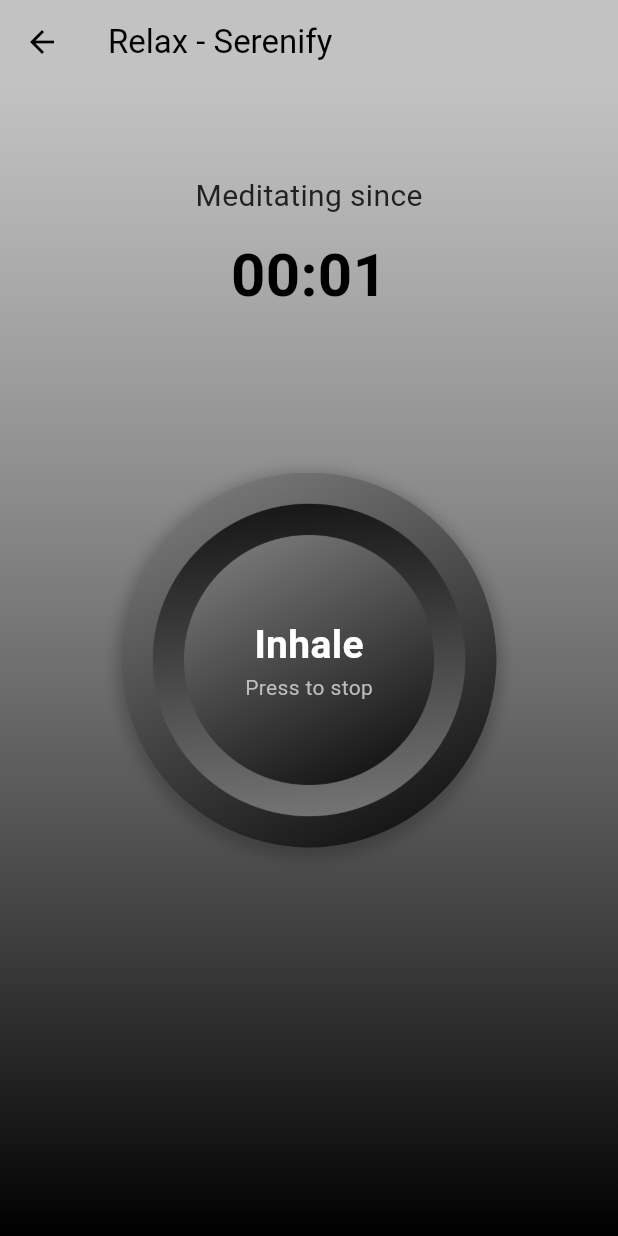
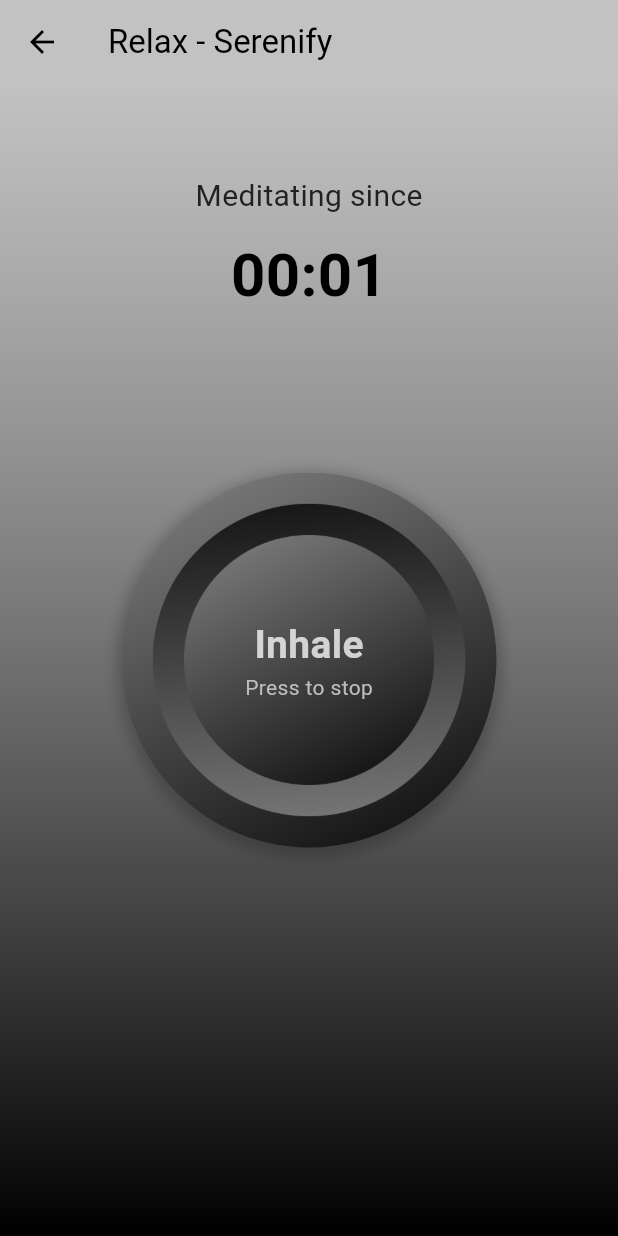
Before and after one commit to Jagjit0306/Myriad, a Flutter app: the SerenifyBreathePage screen opened by its route, after a tap on "Start", on a phone screen of 412 x 824 dp. Run offline on Flutter 3.47's test engine with Material 3 defaults, Android fonts, the phone set to English and light mode, and no system bars; our stand-ins replace audioplayers, camera, cloud_firestore, dash_chat_2, firebase_auth, firebase_core and 9 more; missing offline and left inert: colornames, google_maps_webservice; accounts and stored records are empty; generated files the repository leaves out were written again.

Commit message:
minor fixes

```diff
--- a/myriad/lib/main.dart
+++ b/myriad/lib/main.dart
@@ -22,7 +22,7 @@ import 'package:myriad/themes/dark_mode.dart';
 import 'package:myriad/themes/light_mode.dart';
 import 'package:myriad/pages/sos_page.dart';
 import 'package:myriad/pages/colorify_page.dart';
-import 'package:myriad/helper/helper_functions.dart';
+// import 'package:myriad/helper/helper_functions.dart';
 
 void main() async {
   WidgetsFlutterBinding.ensureInitialized();
--- a/myriad/lib/pages/serenify_breathe_page.dart
+++ b/myriad/lib/pages/serenify_breathe_page.dart
@@ -138,6 +138,7 @@ class _SerenifyBreathePageState extends State<SerenifyBreathePage> {
                           Text(
                             timeSinceInSeconds(millisecondsSince ~/ 1000),
                             style: TextStyle(
+                              // color: Color.fromRGBO(0, 0, 0, getOpac(countdown.toDouble())),
                               color: Colors.black,
                               fontSize: 40,
                               fontWeight: FontWeight.w700,
@@ -185,7 +186,8 @@ class _SerenifyBreathePageState extends State<SerenifyBreathePage> {
                             countdown > (duration * 500) ? 'Inhale' : 'Exhale',
                             key: ValueKey<int>(countdown),
                             style: TextStyle(
-                              color: Colors.white,
+                              // color: Colors.white,
+                              color: Color.fromRGBO(255, 255, 255, getOpac(countdown.toDouble())),
                               fontSize: 26,
                               fontWeight: FontWeight.w600,
                             ),
```
Also changed, not shown: myriad/assets/community_asset.png (added).
